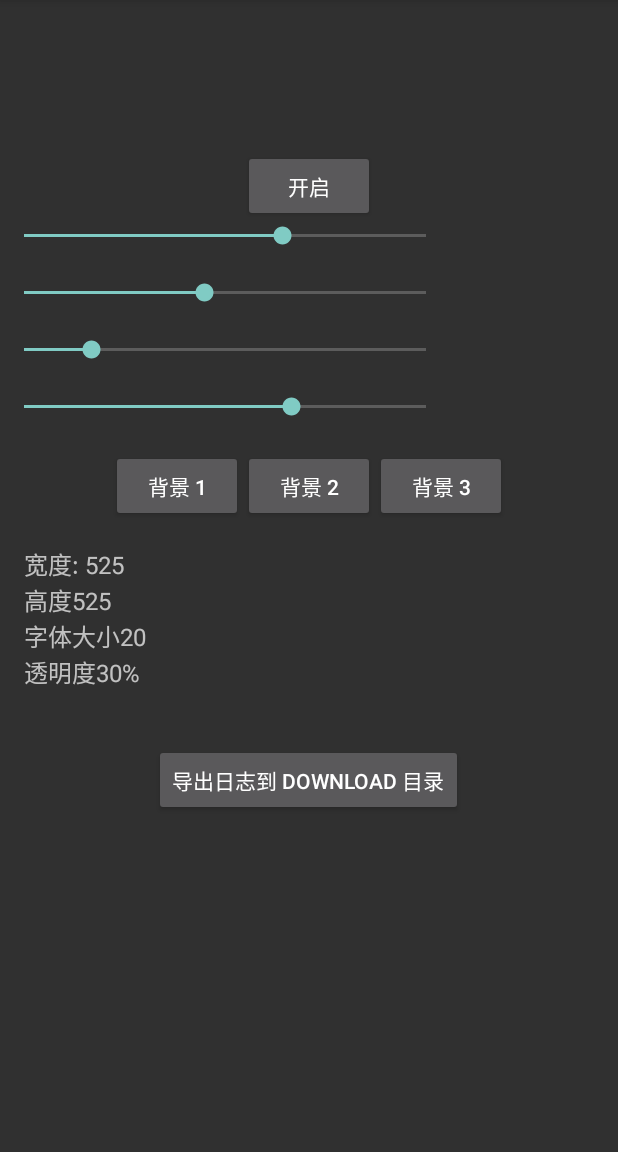
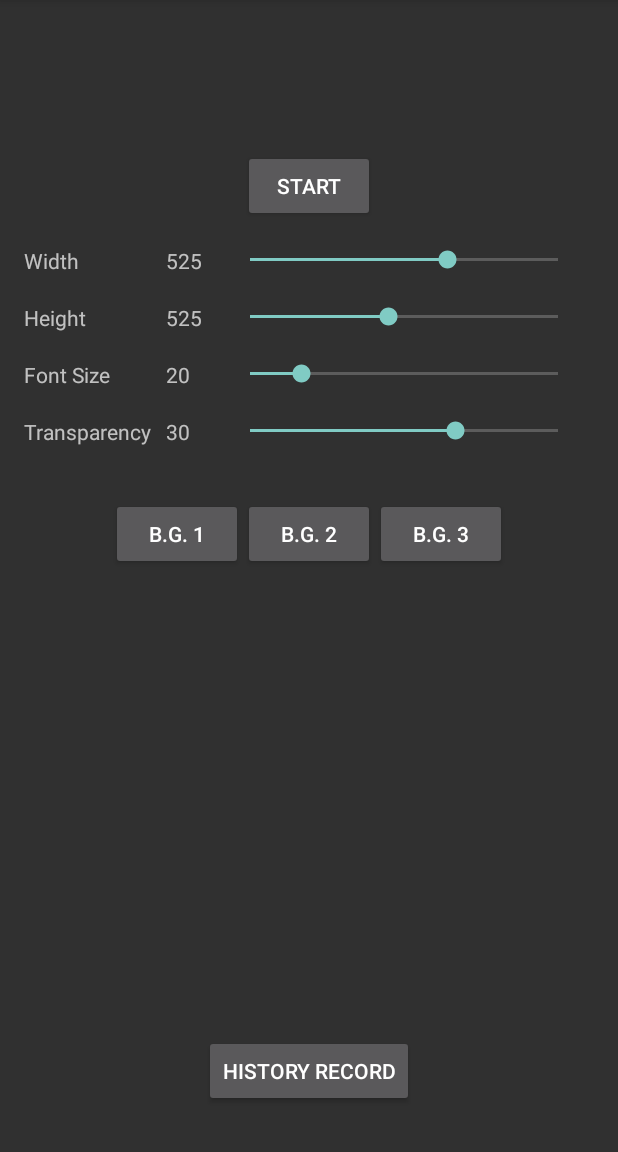
Before and after one commit to ScholarVoyager2025/echoaid, an Android app built with Jetpack Compose: the screen it shows after launch (MainActivity), on a phone screen of 412 x 824 dp, the part 84-1236 px from its top. Run offline under Robolectric (Android 15) with nearby library versions, the light colour scheme and no system bars.

Commit message:
new features

```diff
--- a/src/dhh-android/app/src/main/AndroidManifest.xml
+++ b/src/dhh-android/app/src/main/AndroidManifest.xml
@@ -36,6 +36,9 @@
                 <category android:name="android.intent.category.LAUNCHER" />
             </intent-filter>
         </activity>
+
+        <activity android:name=".HistoryActivity" />
+        <activity android:name=".FileContentActivity" />
         <service
             android:name=".AudioCaptureService"
             android:foregroundServiceType="mediaProjection" />
--- a/src/dhh-android/app/src/main/java/com/example/audiocapturer/MainActivity.kt
+++ b/src/dhh-android/app/src/main/java/com/example/audiocapturer/MainActivity.kt
@@ -29,6 +29,10 @@ import java.io.FileInputStream
 import java.io.FileOutputStream
 import java.io.FileWriter
 import java.io.IOException
+import java.text.SimpleDateFormat
+import java.util.Date
+import java.util.Locale
+import java.util.TimeZone
 import java.util.concurrent.TimeUnit
 
 class MainActivity : AppCompatActivity() {
@@ -43,6 +47,10 @@ class MainActivity : AppCompatActivity() {
     private lateinit var barAlpha: SeekBar
 
     private lateinit var textFloatingWindowInfo: TextView
+    private lateinit var textHeight: TextView
+    private lateinit var textWidth: TextView
+    private lateinit var textFontSize: TextView
+    private lateinit var textTransparency: TextView
 
     override fun onCreate(savedInstanceState: Bundle?) {
         super.onCreate(savedInstanceState)
@@ -73,6 +81,12 @@ class MainActivity : AppCompatActivity() {
                 exportLogFileToDownload(getLogFile())
             }
 
+        findViewById<Button>(R.id.mainShowHistory)
+            .setOnClickListener{
+                val intent = Intent(this, HistoryActivity::class.java)
+                startActivity(intent)
+            }
+
         barWidth = findViewById<SeekBar>(R.id.widthBar)
         barWidth
             .setOnSeekBarChangeListener(createSeekBarListener {
@@ -98,6 +112,11 @@ class MainActivity : AppCompatActivity() {
             })
 
         textFloatingWindowInfo = findViewById(R.id.mainLayoutFloatingInfo)
+        textHeight = findViewById(R.id.mainHeightText)
+        textWidth = findViewById(R.id.mainWidthText)
+        textFontSize = findViewById(R.id.mainFontSizeText)
+        textTransparency = findViewById(R.id.mainTransparencyText)
+
 
 //        transcriptionTextView = findViewById(R.id.transcriptionTextView)
 //        val startTranscriptionButton: Button = findViewById(R.id.startTranscriptionButton)
@@ -118,9 +137,19 @@ class MainActivity : AppCompatActivity() {
                     return@registerForActivityResult
                 }
 
+                //
+
+                val timestamp = SimpleDateFormat("yyyy-MM-dd'T'HH:mm:ss'Z'", Locale.getDefault()).apply {
+                    timeZone = TimeZone.getTimeZone("UTC")
+                }.format(Date()) // 使用当前时间
+                val fileName = "$timestamp.txt"
+                val resultFile = createFile(fileName)
+                MyLog.i("history", "Create file: $fileName")
+
                 val intent = Intent(this, AudioCaptureService::class.java)
                 intent.putExtra("resultCode", resultCode)
                 intent.putExtra("data", data)
+                intent.putExtra(AudioCaptureService.FILE_PATH, resultFile.path)
                 startForegroundService(intent)
 
                 updateFloatingAttributes(
@@ -132,6 +161,21 @@ class MainActivity : AppCompatActivity() {
                     )
                 )
             }
+    }
+
+    private fun createFile(fileName: String): File {
+        val historyDir = File(filesDir, "history")
+        if (!historyDir.exists()) {
+            historyDir.mkdir()
+        }
+
+        val file = File(historyDir, "$fileName.txt")
+
+        if (!file.exists()) {
+            file.createNewFile()
+        }
+
+        return file
     }
 
     override fun onStart() {
@@ -352,14 +396,19 @@ class MainActivity : AppCompatActivity() {
                     Toast.LENGTH_SHORT
                 ).show()
 
+                val timestamp = SimpleDateFormat("yyyy-MM-dd'T'HH:mm:ss'Z'", Locale.getDefault()).apply {
+                    timeZone = TimeZone.getTimeZone("UTC")
+                }.format(Date()) // 使用当前时间
+                val fileName = "history/$timestamp.txt"
+                val file = createFile(fileName)
+                MyLog.i("history", "Create file: $fileName")
+
                 val audioCaptureIntent = Intent(this, AudioCaptureService::class.java).apply {
                     action = AudioCaptureService.ACTION_START
                     putExtra(AudioCaptureService.EXTRA_RESULT_DATA, data!!)
+                    putExtra(AudioCaptureService.FILE_PATH, file.path)
                 }
                 startForegroundService(audioCaptureIntent)
-
-
-                setButtonsEnabled(isCapturingAudio = true)
             } else {
                 Toast.makeText(
                     this, "Request to obtain MediaProjection denied.",
@@ -401,6 +450,11 @@ class MainActivity : AppCompatActivity() {
     private fun showFloatingWindowInfo() {
         val text = "宽度: ${barWidth.progress}\n高度${barHeight.progress}\n字体大小${barFontSize.progress}\n透明度${100 - barAlpha.progress}%"
         textFloatingWindowInfo.text = text
+
+        textWidth.text = barWidth.progress.toString()
+        textHeight.text = barHeight.progress.toString()
+        textFontSize.text = barFontSize.progress.toString()
+        textTransparency.text = (100 - barAlpha.progress).toString()
     }
 
     private fun openLogFile(): FileWriter {
--- a/src/dhh-android/app/src/main/res/layout/activity_main.xml
+++ b/src/dhh-android/app/src/main/res/layout/activity_main.xml
@@ -9,56 +9,129 @@
         android:id="@+id/mainTestButton"
         android:layout_width="wrap_content"
         android:layout_height="wrap_content"
-        android:text="开启"
+        android:text="@string/start"
         android:layout_centerHorizontal="true"
         android:layout_marginTop="100dp"
+        />
+
+    <TableLayout
+        android:layout_width="match_parent"
+        android:layout_height="wrap_content"
+        android:layout_below="@id/mainTestButton"
+        android:layout_marginTop="16dp"
+        android:layout_marginStart="16dp"
+        android:layout_marginBottom="16dp"
+        android:layout_marginEnd="24dp"
+        android:id="@+id/mainTableL"
+        >
+
+        <TableRow>
+            <TextView
+                android:layout_width="wrap_content"
+                android:layout_height="wrap_content"
+                android:text="@string/width"
+                android:layout_marginRight="10sp"
+                />
+
+            <TextView
+                android:layout_width="wrap_content"
+                android:layout_height="wrap_content"
+                android:text="525"
+                android:id="@+id/mainWidthText"
+                android:minWidth="40sp"
+
                 />
 
             <SeekBar
                 android:layout_marginBottom="20dp"
                 android:id="@+id/widthBar"
-        android:layout_width="300dp"
                 android:layout_height="wrap_content"
+                android:layout_weight="1"
                 android:min="300"
                 android:max="650"
                 android:progress="525"
-        android:layout_below="@id/mainTestButton"/>
+                />
+
+        </TableRow>
+
+        <TableRow>
+            <TextView
+                android:layout_width="wrap_content"
+                android:layout_height="wrap_content"
+                android:layout_marginRight="10sp"
+                android:text="@string/height"
+                />
+
+            <TextView
+                android:id="@+id/mainHeightText"
+                android:layout_width="wrap_content"
+                android:layout_height="wrap_content"
+                android:text="525"
+                android:minWidth="40sp"
+            />
 
             <SeekBar
                 android:layout_marginBottom="20dp"
 
                 android:id="@+id/heightBar"
-        android:layout_width="300dp"
+                android:layout_weight="1"
                 android:layout_height="wrap_content"
                 android:min="300"
                 android:max="800"
-        android:progress="525"
-        android:layout_below="@id/widthBar"/>
+                android:progress="525"/>
+        </TableRow>
 
+        <TableRow>
+            <TextView
+                android:layout_width="wrap_content"
+                android:layout_height="wrap_content"
+                android:text="@string/fontSize"
+                android:layout_marginRight="10sp"
 
+                />
+            <TextView
+                android:layout_width="wrap_content"
+                android:layout_height="wrap_content"
+                android:id="@+id/mainFontSizeText"
+                android:minWidth="40sp"
 
+                android:text="20"/>
             <SeekBar
                 android:id="@+id/fontSizeBar"
-        android:layout_width="300dp"
+                android:layout_weight="1"
                 android:layout_height="wrap_content"
                 android:min="12"
                 android:max="60"
                 android:progress="20"
-        android:layout_below="@id/heightBar"
                 android:layout_marginBottom="20dp"
                 />
+        </TableRow>
 
+        <TableRow>
+            <TextView
+                android:layout_width="wrap_content"
+                android:layout_height="wrap_content"
+                android:layout_marginRight="10sp"
+                android:text="@string/transparency"/>
+            <TextView
+                android:layout_width="wrap_content"
+                android:layout_height="wrap_content"
+                android:id="@+id/mainTransparencyText"
+                android:minWidth="40sp"
+
+                android:text="30"/>
 
             <SeekBar
                 android:id="@+id/alphaBar"
-        android:layout_width="300dp"
+                android:layout_weight="1"
                 android:layout_height="wrap_content"
+                android:layout_marginBottom="20dp"
+                android:max="100"
                 android:min="10"
-        android:max="100"
-        android:progress="70"
-        android:layout_below="@id/fontSizeBar"
-        android:layout_marginBottom="20dp"
-        />
+                android:progress="70" />
+        </TableRow>
+
+    </TableLayout>
 <!--    <TextView-->
 <!--        android:id="@+id/transcriptionTextView"-->
 <!--        android:layout_width="match_parent"-->
@@ -72,7 +145,7 @@
         android:id="@+id/main_switch_backgrounds"
         android:layout_width="match_parent"
         android:layout_height="wrap_content"
-        android:layout_below="@id/alphaBar"
+        android:layout_below="@id/mainTableL"
         android:gravity="center"
         >
 
@@ -80,19 +153,19 @@
             android:id="@+id/main_switch_background_1"
             android:layout_width="wrap_content"
             android:layout_height="wrap_content"
-            android:text="背景 1"/>
+            android:text="@string/background1"/>
 
         <Button
             android:id="@+id/main_switch_background_2"
             android:layout_width="wrap_content"
             android:layout_height="wrap_content"
-            android:text="背景 2"/>
+            android:text="@string/background2"/>
 
         <Button
             android:id="@+id/main_switch_background_3"
             android:layout_width="wrap_content"
             android:layout_height="wrap_content"
-            android:text="背景 3"/>
+            android:text="@string/background3"/>
 
     </LinearLayout>
 
@@ -105,14 +178,26 @@
         android:padding="16dp"
         android:textSize="16sp"
         android:layout_marginBottom="20dp"
+        android:visibility="invisible"
         />
 
     <Button
         android:id="@+id/mainExportLog"
         android:layout_width="wrap_content"
         android:layout_height="wrap_content"
-        android:text="导出日志到 Download 目录"
+        android:text="@string/exportLogsToDownloadDirectory"
         android:layout_below="@id/mainLayoutFloatingInfo"
+        android:layout_centerHorizontal="true"
+        android:visibility="gone"
+        />
+
+    <Button
+        android:id="@+id/mainShowHistory"
+        android:layout_width="wrap_content"
+        android:layout_height="wrap_content"
+        android:text="@string/viewHistory"
+        android:layout_alignParentBottom="true"
+        android:layout_marginBottom="30sp"
         android:layout_centerHorizontal="true"
         />
 </RelativeLayout>
--- a/src/dhh-android/app/src/main/res/layout/floating_window.xml
+++ b/src/dhh-android/app/src/main/res/layout/floating_window.xml
@@ -22,14 +22,14 @@
             android:layout_width="wrap_content"
             android:layout_height="wrap_content"
             android:layout_centerHorizontal="true"
-            android:text="开始捕获" />
+            android:text="@string/startCapture" />
 
         <Button
             android:id="@+id/btn_floating_clear_context"
             android:layout_width="wrap_content"
             android:layout_height="wrap_content"
             android:layout_centerHorizontal="true"
-            android:text="清空" />
+            android:text="@string/clear" />
 
 <!--        <Button-->
 <!--            android:id="@+id/btn_floating_llm_all"-->
@@ -42,7 +42,7 @@
             android:id="@+id/btn_floating_switch"
             android:layout_width="wrap_content"
             android:layout_height="wrap_content"
-            android:text="切换界面(1/3)" />
+            android:text="@string/switchInterface1Of3" />
 
     </LinearLayout>
 
--- a/src/dhh-android/app/src/main/res/values/strings.xml
+++ b/src/dhh-android/app/src/main/res/values/strings.xml
@@ -1,7 +1,20 @@
 <resources>
     <string name="app_name">AudioCapturer</string>
     <string name="com_example_floating_resize_event">com.example.FLOATING_RESIZE_EVENT</string>
-    <string name="transcriptionTextDefault">原文字幕</string>
-    <string name="concentrationTextDefault">浓缩中，请稍后…</string>
-    <string name="jsonTextDefault">建立框架中，请稍后…</string>
+    <string name="transcriptionTextDefault">[Transcription]</string>
+    <string name="concentrationTextDefault">Concentration in progress</string>
+    <string name="jsonTextDefault">Keyword in progress</string>
+    <string name="start">Start</string>
+    <string name="background1">B.G. 1</string>
+    <string name="background2">B.G. 2</string>
+    <string name="background3">B.G. 3</string>
+    <string name="width">Width</string>
+    <string name="height">Height</string>
+    <string name="fontSize">Font Size</string>
+    <string name="transparency">Transparency</string>
+    <string name="viewHistory">History Record</string>
+    <string name="exportLogsToDownloadDirectory">Export Logs to Download Directory</string>
+    <string name="startCapture">Start Capture</string>
+    <string name="clear">Clear</string>
+    <string name="switchInterface1Of3">Switch (1/3)</string>
 </resources>
```
Also changed, not shown: src/dhh-android/app/src/main/java/com/example/audiocapturer/AudioCaptureLogic.kt (+60 -12 lines), src/dhh-android/app/src/main/java/com/example/audiocapturer/AudioCaptureService.kt (+9 -2 lines), src/dhh-android/app/src/main/java/com/example/audiocapturer/FileContentActivity.kt (added, +38 -0 lines), src/dhh-android/app/src/main/java/com/example/audiocapturer/HistoryActivity.kt (added, +54 -0 lines), src/dhh-android/app/src/main/res/layout/file_content_activity.xml (added, +11 -0 lines), src/dhh-android/app/src/main/res/layout/history_activity.xml (added, +12 -0 lines), src/dhh-android/app/src/main/res/layout/list_item.xml (added, +10 -0 lines). Lines whose indentation alone changed are shown as unchanged.
